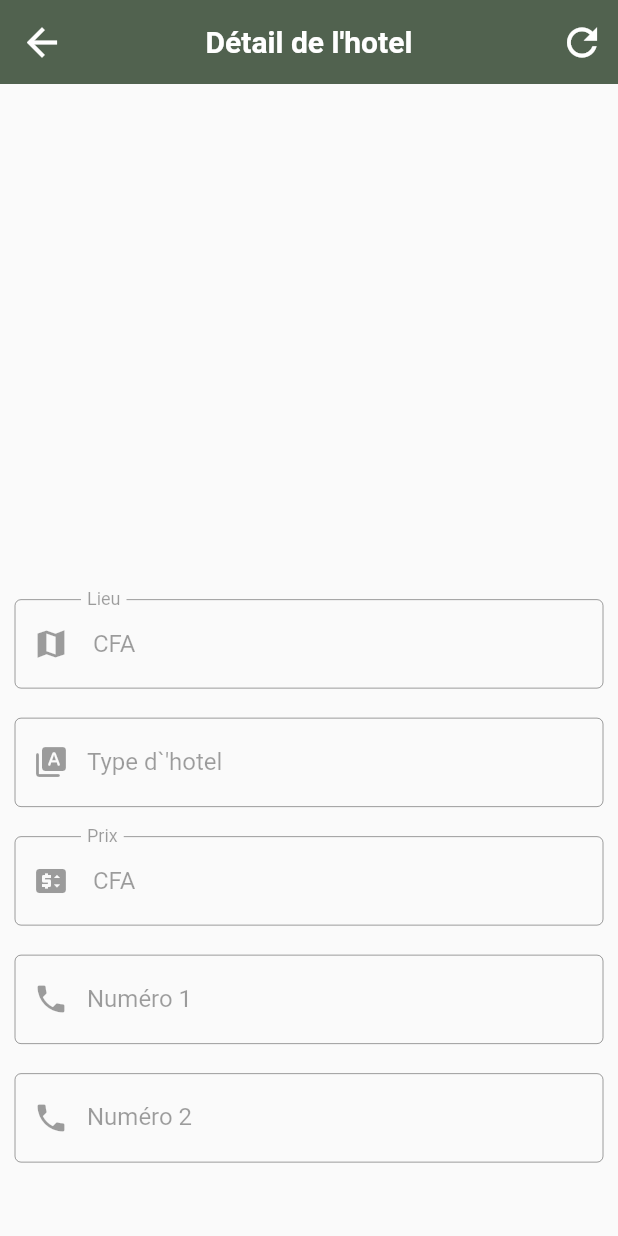
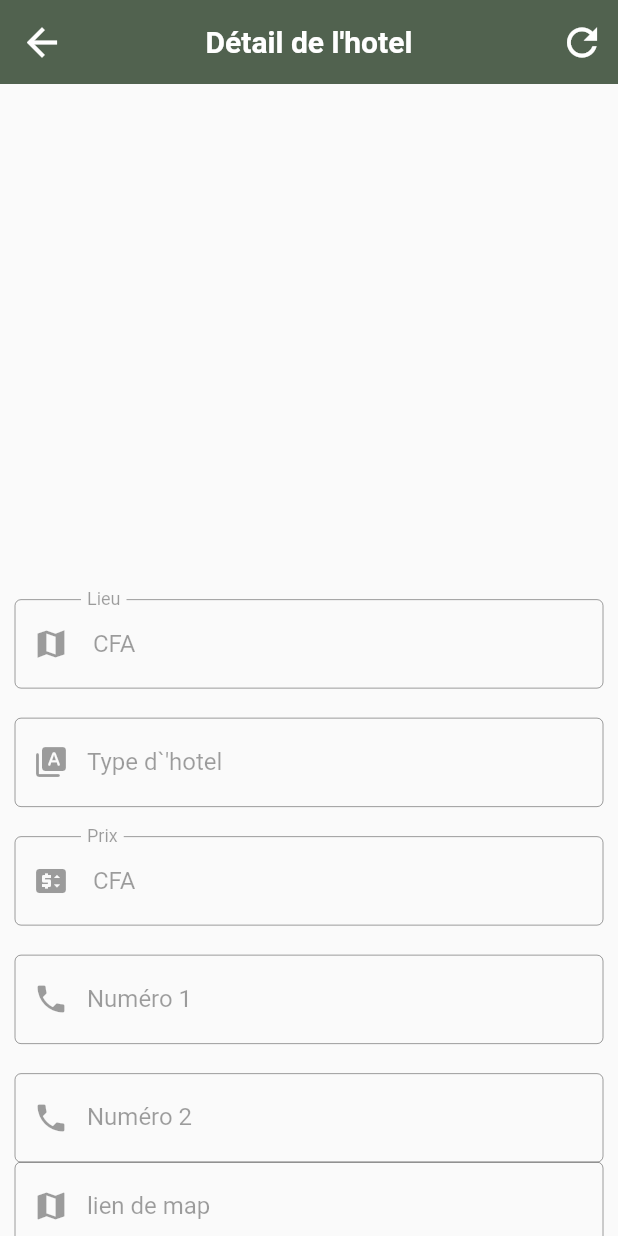
Before and after one commit to siriusntech/yakro_mobile, a Flutter app: the DetailHotelView screen opened directly with empty values, on a phone screen of 412 x 824 dp. Run offline on Flutter 3.47's test engine with Material 2 defaults, Android fonts, the phone set to English and light mode, and no system bars; drawn by our look-alikes of carousel_slider; our stand-ins replace assets_audio_player, badges, cached_network_image, carousel_pro, connectivity_plus, firebase_core and 12 more; missing offline and left inert: clipboard, dart:ffi, in_app_update, pusher_client; accounts and stored records are empty; network calls fail.

Commit message:
Dernier commit ajout des reseaux sociaux

```diff
--- a/lib/app/modules/hotel/hotel_model_model.dart
+++ b/lib/app/modules/hotel/hotel_model_model.dart
@@ -44,6 +44,13 @@ class DataHotelModel {
   String? contact;
   String? imageUrl;
   List<Media>? medias;
+  String? lien_map;
+  String? site_internet;
+  String? adresse_email;
+  String? facebook;
+  String? linkedIn;
+  String? youtube;
+  String? instagram;
 
   DataHotelModel({
     this.id,
@@ -57,6 +64,13 @@ class DataHotelModel {
     this.contact,
     this.imageUrl,
     this.medias,
+    this.lien_map,
+    this.site_internet,
+    this.adresse_email,
+    this.facebook,
+    this.linkedIn,
+    this.youtube,
+    this.instagram
   });
 
   factory DataHotelModel.fromJson(Map<String, dynamic> json) => DataHotelModel(
@@ -71,6 +85,13 @@ class DataHotelModel {
     contact: json["contact"],
     imageUrl: json["imageUrl"],
     medias: List<Media>.from(json["medias"].map((x) => Media.fromJson(x))),
+      lien_map:json["lien_map"],
+      site_internet:json["site_internet"],
+      adresse_email:json["adresse_email"],
+      facebook:json["facebook"],
+      linkedIn:json["linkedIn"],
+      youtube:json["youtube"],
+      instagram:json["instagram"]
   );
 
   Map<String, dynamic> toJson() => {
@@ -85,6 +106,13 @@ class DataHotelModel {
     "contact": contact,
     "imageUrl": imageUrl,
     "medias": List<dynamic>.from(medias!.map((x) => x.toJson())),
+    "lien_map":lien_map,
+    "site_internet":site_internet,
+    "adresse_email":adresse_email,
+    "facebook":facebook,
+    "linkedIn":linkedIn,
+    "youtube":youtube,
+    "instagram":instagram
   };
 }
 
--- a/lib/app/modules/hotel/views/detail_hotel_view.dart
+++ b/lib/app/modules/hotel/views/detail_hotel_view.dart
@@ -155,6 +155,16 @@ class DetailHotelView extends GetView {
                               border: OutlineInputBorder(),
                             ),
                           ),
+                          TextField(
+                            controller:
+                            TextEditingController(text: data.lien_map),
+                            enabled: false,
+                            decoration: InputDecoration(
+                              labelText: 'lien de map',
+                              prefixIcon: Icon(Icons.map),
+                              border: OutlineInputBorder(),
+                            ),
+                          ),
                         ],
                       ),
                     ),
--- a/lib/app/modules/sitetouristiques/views/sitetouristiques_view.dart
+++ b/lib/app/modules/sitetouristiques/views/sitetouristiques_view.dart
@@ -73,7 +73,7 @@ class SitetouristiquesView extends GetView<SitetouristiquesController> {
                         borderRadius: BorderRadius.circular(5),
                         image: DecorationImage(
                             image: NetworkImage(
-                                siteUrl+visiteTouristiqueData.imageUrl
+                                visiteTouristiqueData.imageUrl
                             ),
                             fit: BoxFit.cover)),
                   ),
```
Also changed, not shown: lib/app/modules/hotel/views/hotel_view.dart (+0 -36 lines), lib/app/modules/sitetouristiques/views/detail_sitetouristiques_view.dart (+5 -5 lines).
